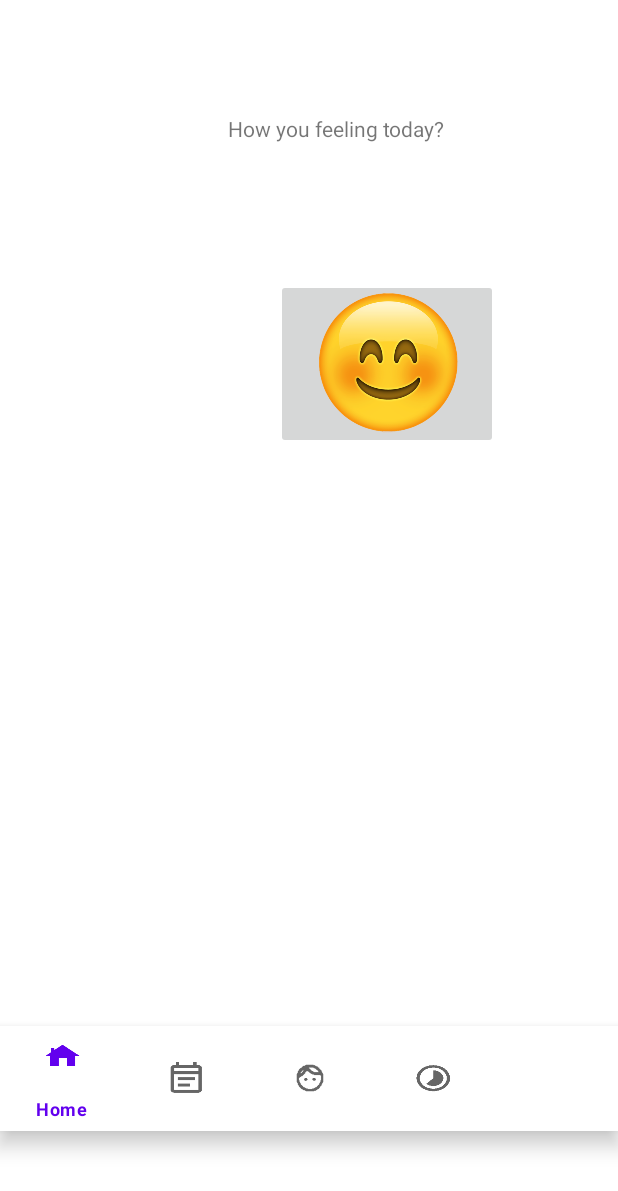
After one commit to Parma139/Smart-Adviser-for-wellbeing-Applicaiton, an Android app: the fragment Log placed in its activity, on a phone screen of 412 x 824 dp. The commit adds this screen. Shown: the top 1191 px of the screen. Run offline under Robolectric (Android 15) with nearby library versions, the phone set to English and light mode, and no system bars.

Commit message:
Question layout added
Question layout with number of options has been added

```diff
--- a/app/src/main/java/com/example/smart_adviser_for_wellbeing/General.java
+++ b/app/src/main/java/com/example/smart_adviser_for_wellbeing/General.java
@@ -10,6 +10,7 @@
 import android.view.View;
 import android.view.ViewGroup;
 import android.widget.Button;
+import android.widget.ImageButton;
 import android.widget.Toast;
 
 /**
--- /dev/null
+++ b/app/src/main/java/com/example/smart_adviser_for_wellbeing/Log.java
@@ -0,0 +1,152 @@
+package com.example.smart_adviser_for_wellbeing;
+
+import android.os.Bundle;
+
+import androidx.fragment.app.Fragment;
+
+import android.view.LayoutInflater;
+import android.view.View;
+import android.view.ViewGroup;
+import android.widget.Button;
+import android.widget.ImageButton;
+import android.widget.TextView;
+
+/**
+ * A simple {@link Fragment} subclass.
+ * create an instance of this fragment.
+ */
+public class Log extends Fragment {
+
+
+
+    public Log() {
+        // Required empty public constructor
+
+    }
+
+
+    @Override
+    public View onCreateView(LayoutInflater inflater, ViewGroup container,
+                             Bundle savedInstanceState) {
+
+        View v = inflater.inflate(R.layout.fragment_log, container, false);
+        // Inflate the layout for this fragment
+        // return inflater.inflate(R.layout.fragment_log, container, false);
+        //Image button variable
+        ImageButton happyButton = v.findViewById(R.id.happyEButton);
+
+        //button varable
+
+        Button nextButton1 = v.findViewById(R.id.nextButton);
+
+        //Image button function
+        happyButton.setOnClickListener(new View.OnClickListener(){
+            @Override
+            public void onClick(View view){
+
+                feelingQbox = (View) getView().findViewById(R.id.feelingQbox);
+                feelingQbox.setVisibility(View.INVISIBLE);
+                happyEmoji = (View) getView().findViewById(R.id.happyEButton);
+                happyEmoji.setVisibility(View.INVISIBLE);
+                firstMessageBox = (View) getView().findViewById(R.id.Messagebox);
+                firstMessageBox.setVisibility(View.VISIBLE);
+                nextButton = (View) getView().findViewById(R.id.nextButton);
+                nextButton.setVisibility(View.VISIBLE);
+
+            }
+
+
+        });
+
+        //button function
+
+        nextButton1.setOnClickListener(new View.OnClickListener(){
+            @Override
+            public void onClick(View v){
+
+                int q1 = 1;
+               // q1++;
+                setQues(q1);
+
+                nextButton = (View) getView().findViewById(R.id.nextButton);
+                nextButton.setVisibility(View.INVISIBLE);
+                nextButton = (View) getView().findViewById(R.id.Messagebox);
+                nextButton.setVisibility(View.INVISIBLE);
+
+                quesBox = (View) getView().findViewById(R.id.quesBox);
+                quesBox.setVisibility(View.VISIBLE);
+                checkBox1 = (View) getView().findViewById(R.id.checkBox1);
+                checkBox1.setVisibility(View.VISIBLE);
+                checkBox2 = (View) getView().findViewById(R.id.checkBox2);
+                checkBox2.setVisibility(View.VISIBLE);
+                checkBox3 = (View) getView().findViewById(R.id.checkBox3);
+                checkBox3.setVisibility(View.VISIBLE);
+                checkBox4 = (View) getView().findViewById(R.id.checkBox4);
+                checkBox4.setVisibility(View.VISIBLE);
+
+
+
+            }
+
+        });
+
+
+        return v;
+
+    }
+
+    //variable for vissible variables in current fragment
+    View firstMessageBox;
+    View feelingQbox;
+    View happyEmoji;
+    View nextButton;
+    View checkBox1;
+    View checkBox2;
+    View checkBox3;
+    View checkBox4;
+    View quesBox;
+
+
+    // setques
+    public void setQues(int q){
+
+        TextView questionOutput;
+        questionOutput = getView().findViewById(R.id.quesBox);
+
+        switch (q){
+            case 1:
+                questionOutput.setText("how are you I am in q1");
+                break;
+            case 2:
+                questionOutput.setText("how are you I am in q2");
+                break;
+            case 3:
+                questionOutput.setText("how are you I am in q3");
+                break;
+            case 4:
+                questionOutput.setText("how are you I am in q4");
+                break;
+            case 5:
+                questionOutput.setText("how are you I am in q5");
+                break;
+            case 6:
+                questionOutput.setText("how are you I am in q6");
+                break;
+            case 7:
+                questionOutput.setText("how are you I am in q7");
+                break;
+            case 8:
+                questionOutput.setText("how are you I am in q8");
+                break;
+            case 9:
+                questionOutput.setText("how are you I am in q9");
+                break;
+            case 10:
+                questionOutput.setText("how are you I am in q10");
+                break;
+
+        }
+    }
+
+   // public void hide
+}
--- /dev/null
+++ b/app/src/main/res/layout/fragment_log.xml
@@ -0,0 +1,121 @@
+<?xml version="1.0" encoding="utf-8"?>
+<androidx.constraintlayout.widget.ConstraintLayout xmlns:android="http://schemas.android.com/apk/res/android"
+    xmlns:app="http://schemas.android.com/apk/res-auto"
+    xmlns:tools="http://schemas.android.com/tools"
+    android:layout_width="match_parent"
+    android:layout_height="match_parent"
+    tools:context=".Log">
+
+    <TextView
+        android:id="@+id/feelingQbox"
+        android:layout_width="223dp"
+        android:layout_height="98dp"
+        android:layout_marginStart="152dp"
+        android:layout_marginLeft="152dp"
+        android:layout_marginTop="76dp"
+        android:text="How you feeling today?"
+        app:layout_constraintStart_toStartOf="parent"
+        app:layout_constraintTop_toTopOf="parent" />
+
+    <ImageButton
+        android:id="@+id/happyEButton"
+        android:layout_width="148dp"
+        android:layout_height="113dp"
+        android:layout_marginStart="184dp"
+        android:layout_marginLeft="184dp"
+        android:layout_marginTop="12dp"
+        android:adjustViewBounds="true"
+        android:contentDescription="happybtn"
+        android:padding="0dp"
+        android:scaleType="fitCenter"
+        android:src="@drawable/img1"
+        app:layout_constraintStart_toStartOf="parent"
+        app:layout_constraintTop_toBottomOf="@+id/feelingQbox" />
+
+    <TextView
+        android:id="@+id/Messagebox"
+        android:layout_width="437dp"
+        android:layout_height="86dp"
+        android:layout_marginStart="40dp"
+        android:layout_marginLeft="40dp"
+        android:layout_marginTop="52dp"
+        android:text="How you felt in last 48 hours"
+        android:textColor="#292626"
+        android:textSize="24sp"
+        android:visibility="invisible"
+        app:layout_constraintStart_toStartOf="parent"
+        app:layout_constraintTop_toBottomOf="@+id/feelingQbox" />
+
+    <Button
+        android:id="@+id/nextButton"
+        android:layout_width="196dp"
+        android:layout_height="99dp"
+        android:layout_marginStart="124dp"
+        android:layout_marginLeft="124dp"
+        android:layout_marginTop="192dp"
+        android:text="Next"
+        android:visibility="invisible"
+        app:layout_constraintStart_toStartOf="parent"
+        app:layout_constraintTop_toBottomOf="@+id/Messagebox" />
+
+    <CheckBox
+        android:id="@+id/checkBox1"
+        android:layout_width="506dp"
+        android:layout_height="76dp"
+        android:layout_marginTop="16dp"
+        android:text="Not at all"
+        android:textSize="24sp"
+        android:visibility="invisible"
+        app:layout_constraintStart_toStartOf="parent"
+        app:layout_constraintTop_toBottomOf="@+id/quesBox" />
+
+    <TextView
+        android:id="@+id/quesBox"
+        android:layout_width="499dp"
+        android:layout_height="80dp"
+        android:layout_marginStart="4dp"
+        android:layout_marginLeft="4dp"
+        android:layout_marginTop="16dp"
+        android:text="TextView"
+        android:textColor="#121111"
+        android:textSize="30sp"
+        android:visibility="invisible"
+        app:layout_constraintStart_toStartOf="parent"
+        app:layout_constraintTop_toTopOf="parent" />
+
+    <CheckBox
+        android:id="@+id/checkBox2"
+        android:layout_width="509dp"
+        android:layout_height="87dp"
+        android:layout_marginStart="4dp"
+        android:layout_marginLeft="4dp"
+        android:text="Few Hours"
+        android:textSize="24sp"
+        android:visibility="invisible"
+        app:layout_constraintStart_toStartOf="parent"
+        app:layout_constraintTop_toTopOf="@+id/happyEButton" />
+
+    <CheckBox
+        android:id="@+id/checkBox3"
+        android:layout_width="502dp"
+        android:layout_height="81dp"
+        android:layout_marginStart="4dp"
+        android:layout_marginLeft="4dp"
+        android:layout_marginTop="20dp"
+        android:text="Most of the hours"
+        android:textSize="24sp"
+        android:visibility="invisible"
+        app:layout_constraintStart_toStartOf="parent"
+        app:layout_constraintTop_toBottomOf="@+id/checkBox2" />
+
+    <CheckBox
+        android:id="@+id/checkBox4"
+        android:layout_width="509dp"
+        android:layout_height="83dp"
+        android:layout_marginTop="104dp"
+        android:text="Everyhours"
+        android:textSize="24sp"
+        android:visibility="invisible"
+        app:layout_constraintStart_toStartOf="parent"
+        app:layout_constraintTop_toTopOf="@+id/checkBox3" />
+</androidx.constraintlayout.widget.ConstraintLayout>
--- a/app/src/main/res/menu/menu2.xml
+++ b/app/src/main/res/menu/menu2.xml
@@ -18,5 +18,10 @@
         android:id="@+id/item4"
         android:title="TimeManagement"
         android:icon="@drawable/time"/>
+    <item
+        android:id="@+id/item5"
+        android:title="Log"/>
+<!--        android:icon="@drawable/time"/>-->
+
 
 </menu>
```
Also changed, not shown: app/src/main/java/com/example/smart_adviser_for_wellbeing/MainActivity.java (+8 -5 lines), app/src/main/res/drawable/img1.png (added).
